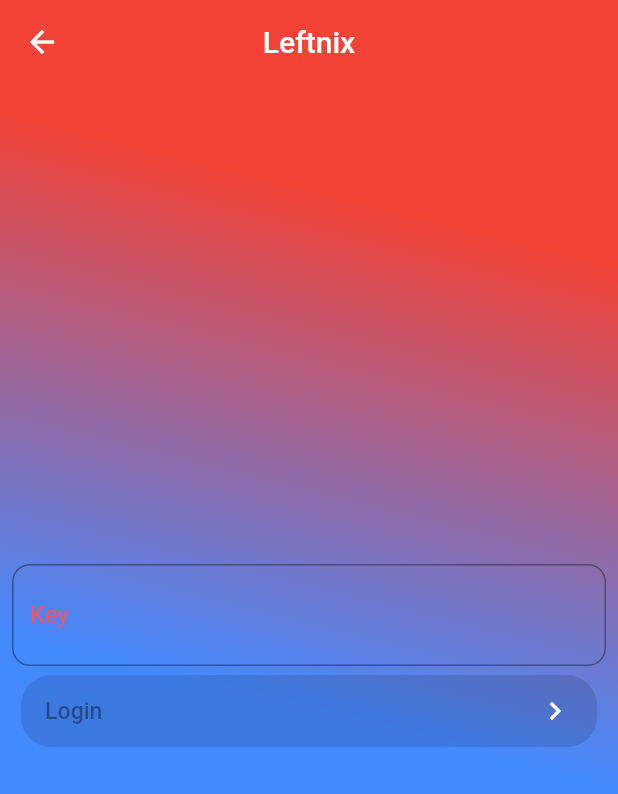
After one commit to samuzaffar99/leftnix, a Flutter app: the RegistrationPage screen opened by its route, on a phone screen of 412 x 824 dp. The commit adds this screen. Shown: the top 794 px of the screen. Run offline on Flutter 3.47's test engine with Material 2 defaults, Android fonts, the light colour scheme and no system bars; drawn by our look-alikes of reactive_forms; our stand-ins replace get; missing offline and left inert: web3dart.

Commit message:
create registration page and route

```diff
--- /dev/null
+++ b/lib/pages/register.dart
@@ -0,0 +1,87 @@
+import 'package:flutter/material.dart';
+import 'package:get/get.dart';
+import 'package:leftnix/chain.dart';
+import 'package:leftnix/widgets.dart';
+import 'package:reactive_forms/reactive_forms.dart';
+
+class RegistrationPage extends StatelessWidget {
+  const RegistrationPage({Key? key}) : super(key: key);
+
+  @override
+  Widget build(BuildContext context) {
+    Get.put(RegistrationController());
+    return Container(
+      decoration: backgroundDecor,
+      child: Scaffold(
+        backgroundColor: Colors.transparent,
+        appBar: AppBar(
+          centerTitle: true,
+          title: const Text(
+            "Leftnix",
+            // style: Theme.of(context).textTheme.headline4,
+          ),
+          backgroundColor: Colors.transparent,
+          elevation: 0,
+        ),
+        body: Padding(
+          padding: const EdgeInsets.all(8.0),
+          child: Center(
+            child: Column(
+              mainAxisAlignment: MainAxisAlignment.center,
+              children: const <Widget>[
+                RegistrationForm(),
+              ],
+            ),
+          ),
+        ),
+      ),
+    );
+  }
+}
+
+class RegistrationController extends GetxController {
+  final registrationForm = fb.group(
+    {
+      "key": [
+        "",
+        Validators.required,
+        Validators.minLength(32),
+        Validators.maxLength(84),
+      ],
+    },
+  );
+
+  Future<void> register() async {
+    final String key = registrationForm.value["key"] as String;
+    final Session network = Get.find<Session>();
+    bool existing = await network.login(key);
+    if (existing) {
+      Get.offAllNamed("/home");
+    } else {
+      print("User does not exist!");
+    }
+  }
+}
+
+class RegistrationForm extends GetView<RegistrationController> {
+  const RegistrationForm({Key? key}) : super(key: key);
+
+  @override
+  Widget build(BuildContext context) {
+    return ReactiveForm(
+      formGroup: controller.registrationForm,
+      child: Column(
+        children: [
+          const CustomPasswordTextField(
+            formControlName: 'key',
+            labelText: "Key",
+          ),
+          ConsumerCustomButton(
+            onValidPressed: () => controller.register(),
+            labelText: "Login",
+          ),
+        ],
+      ),
+    );
+  }
+}
--- a/lib/routes.dart
+++ b/lib/routes.dart
@@ -1,5 +1,6 @@
 import 'package:get/get.dart';
 import 'package:leftnix/pages/login.dart';
+import 'package:leftnix/pages/register.dart';
 
 import 'pages/home.dart';
 
@@ -15,5 +16,10 @@ class Nav {
       page: () => const LoginPage(),
       transition: Transition.circularReveal,
     ),
+    GetPage(
+      name: '/register',
+      page: () => const RegistrationPage(),
+      transition: Transition.circularReveal,
+    ),
   ];
 }
```
